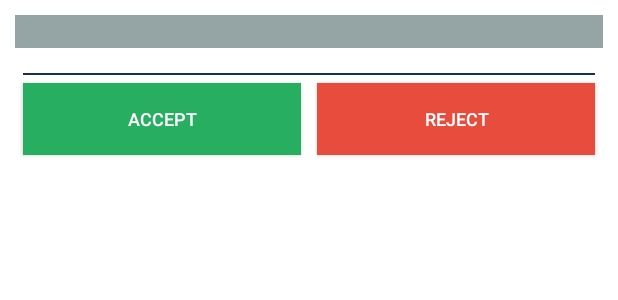
After one commit to puja-65/CanteenMangmnt, an Android app: the layout orderitem.xml on its own in the app's theme, with its tools: preview values and no code run, on a phone screen of 412 x 824 dp. The commit adds this screen. Shown: the top 300 px of the screen. Run offline under Robolectric (Android 15) with nearby library versions, the phone set to English and light mode, and no system bars.

Commit message:
admin
changes

```diff
--- a/PoddarCanteen/app/src/main/java/com/example/user/poddarcanteen/Add_Item.java
+++ b/PoddarCanteen/app/src/main/java/com/example/user/poddarcanteen/Add_Item.java
@@ -67,7 +67,7 @@ public class Add_Item extends AppCompatActivity implements BaseSliderView.OnSlid
     private StorageTask uploadTask;
 
 
-    String[] counter = {"Drink","Dessert", "Snacks", "Main Item - NonVeg", "Main Item - Veg","Chineese"};
+    String[] counter = {"Drink","Dessert", "Snacks", "Main Item - NonVeg", "Main Item - Veg","Chineese","Meals"};
     AutoCompleteTextView type_food;
 
     @Override
--- a/PoddarCanteen/app/src/main/java/com/example/user/poddarcanteen/UserHome.java
+++ b/PoddarCanteen/app/src/main/java/com/example/user/poddarcanteen/UserHome.java
@@ -108,9 +108,9 @@ public class UserHome extends AppCompatActivity {
                     } else if (finalI == 3) {
                         intent.putExtra("foodType","Dessert");
                     } else if (finalI == 4) {
+                        intent.putExtra("foodType","Snacks");
+                    } else if (finalI == 5) {
                         intent.putExtra("foodType","Drink");
-                    } else if (finalI == 5) {
-                        intent.putExtra("foodType","Snacks");
                     }
                     startActivityForResult(intent, REQUEST_FODLIST);
                     overridePendingTransition(R.anim.push_left_in, R.anim.push_left_out);
--- a/PoddarCanteen/app/src/main/res/layout/activity_log_in.xml
+++ b/PoddarCanteen/app/src/main/res/layout/activity_log_in.xml
@@ -31,7 +31,7 @@
                 android:layout_height="wrap_content"
                 android:inputType="textEmailAddress"
                 android:hint="Email"
-                android:text="admin@gmail.com"
+                android:text="riya.saha36@gmail.com"
                 />
         </android.support.design.widget.TextInputLayout>
 
@@ -47,7 +47,7 @@
                 android:layout_height="wrap_content"
                 android:inputType="textPassword"
                 android:hint="Password"
-                android:text="1234567890"
+                android:text="qwerty"
                 />
         </android.support.design.widget.TextInputLayout>
 
--- /dev/null
+++ b/PoddarCanteen/app/src/main/res/layout/orderitem.xml
@@ -0,0 +1,68 @@
+<LinearLayout xmlns:android="http://schemas.android.com/apk/res/android"
+    android:layout_width="match_parent"
+    android:layout_height="match_parent"
+    android:orientation="vertical"
+    android:paddingTop="10dp"
+    android:paddingBottom="10dp"
+    android:paddingLeft="10dp"
+    android:paddingRight="10dp"
+    android:background="#ffffff">
+
+    <TextView
+        android:id="@+id/name"
+        android:layout_width="match_parent"
+        android:layout_height="wrap_content"
+        android:textSize="16dp"
+        android:background="#95a5a6"
+        android:textAppearance="?android:textAppearanceMedium"
+        />
+    <TextView
+        android:id="@+id/list_items"
+        android:layout_width="match_parent"
+        android:layout_height="wrap_content"
+        android:textSize="12dp"/>
+    <View
+        android:id="@+id/list_item_seperator"
+        android:layout_width="match_parent"
+        android:layout_height="1dip"
+        android:layout_marginLeft="5dip"
+        android:layout_marginRight="5dip"
+        android:background="@color/colorPrimaryDark" />
+
+    <LinearLayout
+        style="?android:attr/buttonBarStyle"
+        android:layout_width="match_parent"
+        android:layout_height="wrap_content" >
+
+        <Button
+            android:id="@+id/list_item_card_button_1"
+            android:layout_width="match_parent"
+            android:layout_height="wrap_content"
+            android:layout_margin="5dip"
+            android:layout_weight="1"
+            android:focusable="false"
+            android:focusableInTouchMode="false"
+            android:text="Accept"
+            android:textSize="12sp"
+            android:textStyle="normal"
+            android:background="#27ae60"
+            android:textColor="@color/buttonText"
+            />
+
+        <Button
+            android:id="@+id/list_item_card_button_2"
+            android:layout_width="match_parent"
+            android:layout_height="wrap_content"
+            android:layout_margin="5dip"
+            android:layout_weight="1"
+            android:focusable="false"
+            android:focusableInTouchMode="false"
+            android:text="Reject"
+            android:textSize="12sp"
+            android:textStyle="normal"
+            android:background="#e74c3c"
+            android:textColor="@color/buttonText"
+            />
+    </LinearLayout>
+
+</LinearLayout>
```
Also changed, not shown: PoddarCanteen/app/src/main/java/com/example/user/poddarcanteen/AdmHome.java (+170 -59 lines), PoddarCanteen/app/src/main/java/com/example/user/poddarcanteen/ExpandableListViewAdapter.java (added, +18 -0 lines), PoddarCanteen/app/src/main/java/com/example/user/poddarcanteen/orderadapter.java (added, +136 -0 lines), PoddarCanteen/app/src/main/res/layout/activity_adm_home.xml (+110 -40 lines).
